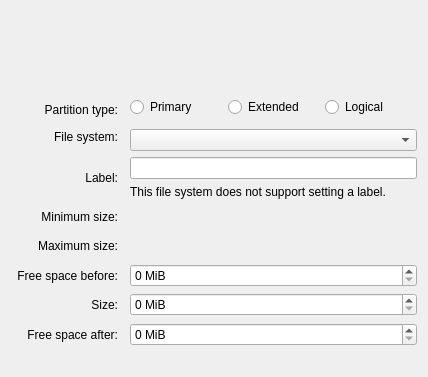
The window that src/gui/sizedialogwidgetbase.ui (KDE/partitionmanager) describes before a commit, drawn with Qt 5.
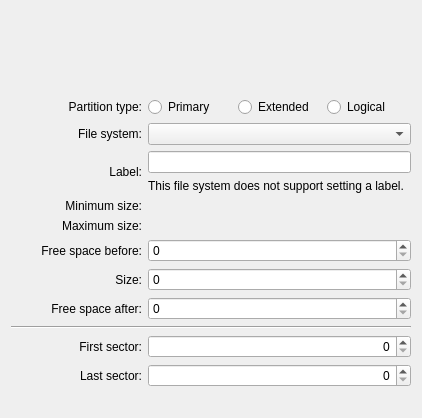
The same window after the commit. Custom widgets are drawn as their Qt base class.

Commit message: refactor the part resizer and the size dialog base so they're less ugly, less confusing and don't use free sectors before and after the partition but just plain start and end.

The edit to the form file:
```diff
--- a/src/gui/sizedialogwidgetbase.ui
+++ b/src/gui/sizedialogwidgetbase.ui
@@ -7,11 +7,11 @@
     <x>0</x>
     <y>0</y>
     <width>419</width>
-    <height>377</height>
+    <height>402</height>
    </rect>
   </property>
   <layout class="QGridLayout" name="gridLayout">
-   <item row="0" column="1" colspan="3">
+   <item row="0" column="0" colspan="3">
     <widget class="PartResizerWidget" name="m_PartResizerWidget" native="true">
      <property name="minimumSize">
       <size>
@@ -27,7 +27,23 @@
      </property>
     </widget>
    </item>
-   <item row="2" column="0" rowspan="2" colspan="2">
+   <item row="1" column="0" colspan="3">
+    <spacer name="verticalSpacer">
+     <property name="orientation">
+      <enum>Qt::Vertical</enum>
+     </property>
+     <property name="sizeType">
+      <enum>QSizePolicy::Fixed</enum>
+     </property>
+     <property name="sizeHint" stdset="0">
+      <size>
+       <width>20</width>
+       <height>20</height>
+      </size>
+     </property>
+    </spacer>
+   </item>
+   <item row="2" column="0">
     <widget class="QLabel" name="m_LabelRole">
      <property name="sizePolicy">
       <sizepolicy hsizetype="Preferred" vsizetype="Expanding">
@@ -46,7 +62,7 @@
      </property>
     </widget>
    </item>
-   <item row="2" column="3">
+   <item row="2" column="1" colspan="2">
     <layout class="QHBoxLayout" name="horizontalLayout">
      <item>
       <widget class="QRadioButton" name="m_RadioPrimary">
@@ -71,7 +87,7 @@
      </item>
     </layout>
    </item>
-   <item row="3" column="1" rowspan="2">
+   <item row="3" column="0">
     <widget class="QLabel" name="m_LabelFileSystem">
      <property name="sizePolicy">
       <sizepolicy hsizetype="Preferred" vsizetype="Expanding">
@@ -90,7 +106,7 @@
      </property>
     </widget>
    </item>
-   <item row="4" column="3">
+   <item row="3" column="1" colspan="2">
     <widget class="KComboBox" name="m_ComboFileSystem">
      <property name="sizePolicy">
       <sizepolicy hsizetype="Preferred" vsizetype="Fixed">
@@ -100,7 +116,7 @@
      </property>
     </widget>
    </item>
-   <item row="5" column="1">
+   <item row="4" column="0">
     <widget class="QLabel" name="m_LabelTextLabel">
      <property name="text">
       <string comment="@label">Label:</string>
@@ -113,7 +129,7 @@
      </property>
     </widget>
    </item>
-   <item row="5" column="3">
+   <item row="4" column="1" colspan="2">
     <layout class="QVBoxLayout" name="verticalLayout">
      <item>
       <widget class="KLineEdit" name="m_EditLabel">
@@ -134,7 +150,7 @@
      </item>
     </layout>
    </item>
-   <item row="6" column="1">
+   <item row="5" column="0">
     <widget class="QLabel" name="label_4">
      <property name="sizePolicy">
       <sizepolicy hsizetype="Preferred" vsizetype="Expanding">
@@ -150,14 +166,14 @@
      </property>
     </widget>
    </item>
-   <item row="6" column="3">
+   <item row="5" column="1" colspan="2">
     <widget class="QLabel" name="m_LabelMinSize">
      <property name="textInteractionFlags">
       <set>Qt::LinksAccessibleByMouse|Qt::TextSelectableByKeyboard|Qt::TextSelectableByMouse</set>
      </property>
     </widget>
    </item>
-   <item row="7" column="1">
+   <item row="6" column="0">
     <widget class="QLabel" name="label_5">
      <property name="sizePolicy">
       <sizepolicy hsizetype="Preferred" vsizetype="Expanding">
@@ -173,14 +189,14 @@
      </property>
     </widget>
    </item>
-   <item row="7" column="3">
+   <item row="6" column="1" colspan="2">
     <widget class="QLabel" name="m_LabelMaxSize">
      <property name="textInteractionFlags">
       <set>Qt::LinksAccessibleByMouse|Qt::TextSelectableByKeyboard|Qt::TextSelectableByMouse</set>
      </property>
     </widget>
    </item>
-   <item row="8" column="1">
+   <item row="7" column="0">
     <widget class="QLabel" name="label">
      <property name="sizePolicy">
       <sizepolicy hsizetype="Preferred" vsizetype="Expanding">
@@ -199,7 +215,7 @@
      </property>
     </widget>
    </item>
-   <item row="8" column="3">
+   <item row="7" column="1" colspan="2">
     <widget class="QSpinBox" name="m_SpinFreeBefore">
      <property name="sizePolicy">
       <sizepolicy hsizetype="Minimum" vsizetype="Fixed">
@@ -207,9 +223,6 @@
        <verstretch>0</verstretch>
       </sizepolicy>
      </property>
-     <property name="suffix">
-      <string comment="@label:spinbox"> MiB</string>
-     </property>
      <property name="minimum">
       <number>0</number>
      </property>
@@ -218,7 +231,7 @@
      </property>
     </widget>
    </item>
-   <item row="9" column="1">
+   <item row="8" column="0">
     <widget class="QLabel" name="label_2">
      <property name="sizePolicy">
       <sizepolicy hsizetype="Preferred" vsizetype="Expanding">
@@ -237,7 +250,7 @@
      </property>
     </widget>
    </item>
-   <item row="9" column="3">
+   <item row="8" column="1" colspan="2">
     <widget class="QSpinBox" name="m_SpinCapacity">
      <property name="sizePolicy">
       <sizepolicy hsizetype="Minimum" vsizetype="Fixed">
@@ -245,9 +258,6 @@
        <verstretch>0</verstretch>
       </sizepolicy>
      </property>
-     <property name="suffix">
-      <string comment="@label:spinbox"> MiB</string>
-     </property>
      <property name="minimum">
       <number>0</number>
      </property>
@@ -256,26 +266,7 @@
      </property>
     </widget>
    </item>
-   <item row="10" column="3">
-    <widget class="QSpinBox" name="m_SpinFreeAfter">
-     <property name="sizePolicy">
-      <sizepolicy hsizetype="Minimum" vsizetype="Fixed">
-       <horstretch>3</horstretch>
-       <verstretch>0</verstretch>
-      </sizepolicy>
-     </property>
-     <property name="suffix">
-      <string comment="@label:spinbox"> MiB</string>
-     </property>
-     <property name="minimum">
-      <number>0</number>
-     </property>
-     <property name="maximum">
-      <number>999999999</number>
-     </property>
-    </widget>
-   </item>
-   <item row="10" column="1">
+   <item row="9" column="0">
     <widget class="QLabel" name="label_3">
      <property name="sizePolicy">
       <sizepolicy hsizetype="Preferred" vsizetype="Expanding">
@@ -294,23 +285,94 @@
      </property>
     </widget>
    </item>
-   <item row="1" column="1" colspan="3">
-    <spacer name="verticalSpacer">
+   <item row="9" column="1" colspan="2">
+    <widget class="QSpinBox" name="m_SpinFreeAfter">
+     <property name="sizePolicy">
+      <sizepolicy hsizetype="Minimum" vsizetype="Fixed">
+       <horstretch>3</horstretch>
+       <verstretch>0</verstretch>
+      </sizepolicy>
+     </property>
+     <property name="minimum">
+      <number>0</number>
+     </property>
+     <property name="maximum">
+      <number>999999999</number>
+     </property>
+    </widget>
+   </item>
+   <item row="10" column="0" colspan="3">
+    <widget class="Line" name="line">
      <property name="orientation">
-      <enum>Qt::Vertical</enum>
+      <enum>Qt::Horizontal</enum>
      </property>
-     <property name="sizeType">
-      <enum>QSizePolicy::Fixed</enum>
+    </widget>
+   </item>
+   <item row="11" column="0">
+    <widget class="QLabel" name="label_6">
+     <property name="sizePolicy">
+      <sizepolicy hsizetype="Preferred" vsizetype="Expanding">
+       <horstretch>0</horstretch>
+       <verstretch>0</verstretch>
+      </sizepolicy>
      </property>
-     <property name="sizeHint" stdset="0">
-      <size>
-       <width>20</width>
-       <height>20</height>
-      </size>
+     <property name="text">
+      <string comment="@label:listbox">First sector:</string>
      </property>
-    </spacer>
+     <property name="alignment">
+      <set>Qt::AlignRight|Qt::AlignTrailing|Qt::AlignVCenter</set>
+     </property>
+     <property name="buddy">
+      <cstring>m_SpinFreeBefore</cstring>
+     </property>
+    </widget>
    </item>
-   <item row="11" column="1" colspan="3">
+   <item row="11" column="1" colspan="2">
+    <widget class="QSpinBox" name="m_SpinFirstSector">
+     <property name="sizePolicy">
+      <sizepolicy hsizetype="Minimum" vsizetype="Fixed">
+       <horstretch>3</horstretch>
+       <verstretch>0</verstretch>
+      </sizepolicy>
+     </property>
+     <property name="alignment">
+      <set>Qt::AlignRight|Qt::AlignTrailing|Qt::AlignVCenter</set>
+     </property>
+    </widget>
+   </item>
+   <item row="12" column="0">
+    <widget class="QLabel" name="label_7">
+     <property name="sizePolicy">
+      <sizepolicy hsizetype="Preferred" vsizetype="Expanding">
+       <horstretch>0</horstretch>
+       <verstretch>0</verstretch>
+      </sizepolicy>
+     </property>
+     <property name="text">
+      <string comment="@label:listbox">Last sector:</string>
+     </property>
+     <property name="alignment">
+      <set>Qt::AlignRight|Qt::AlignTrailing|Qt::AlignVCenter</set>
+     </property>
+     <property name="buddy">
+      <cstring>m_SpinFreeBefore</cstring>
+     </property>
+    </widget>
+   </item>
+   <item row="12" column="1" colspan="2">
+    <widget class="QSpinBox" name="m_SpinLastSector">
+     <property name="sizePolicy">
+      <sizepolicy hsizetype="Minimum" vsizetype="Fixed">
+       <horstretch>3</horstretch>
+       <verstretch>0</verstretch>
+      </sizepolicy>
+     </property>
+     <property name="alignment">
+      <set>Qt::AlignRight|Qt::AlignTrailing|Qt::AlignVCenter</set>
+     </property>
+    </widget>
+   </item>
+   <item row="13" column="0" colspan="3">
     <spacer name="verticalSpacer_2">
      <property name="orientation">
       <enum>Qt::Vertical</enum>
```
The commit also changes 14 other files.
